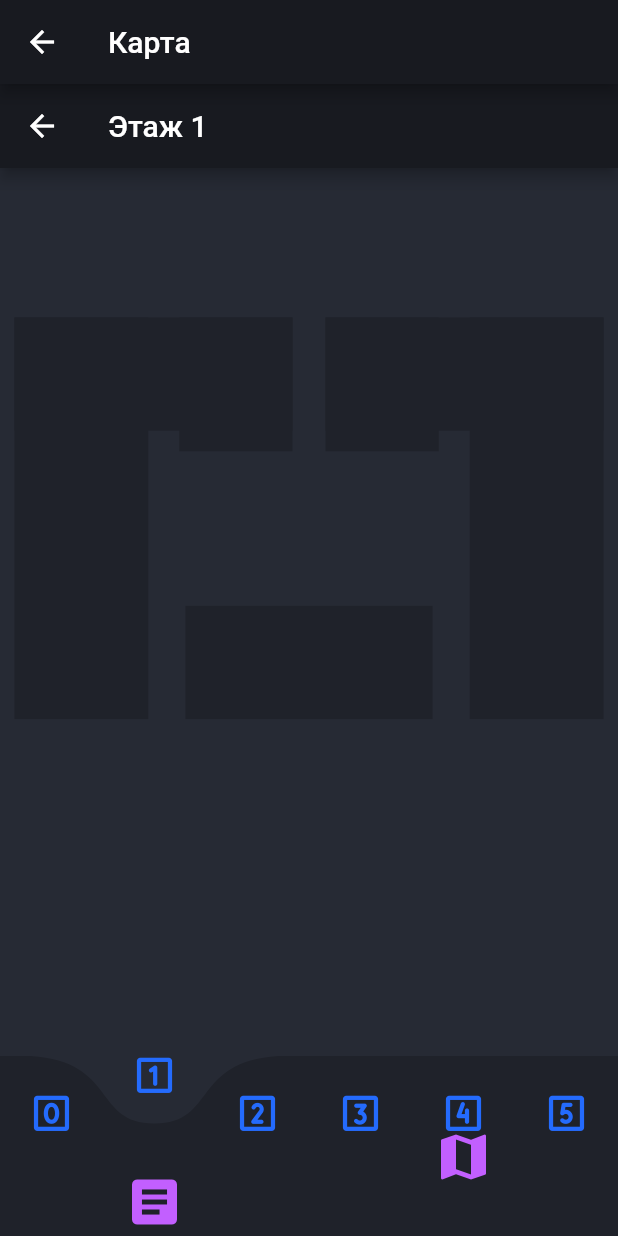
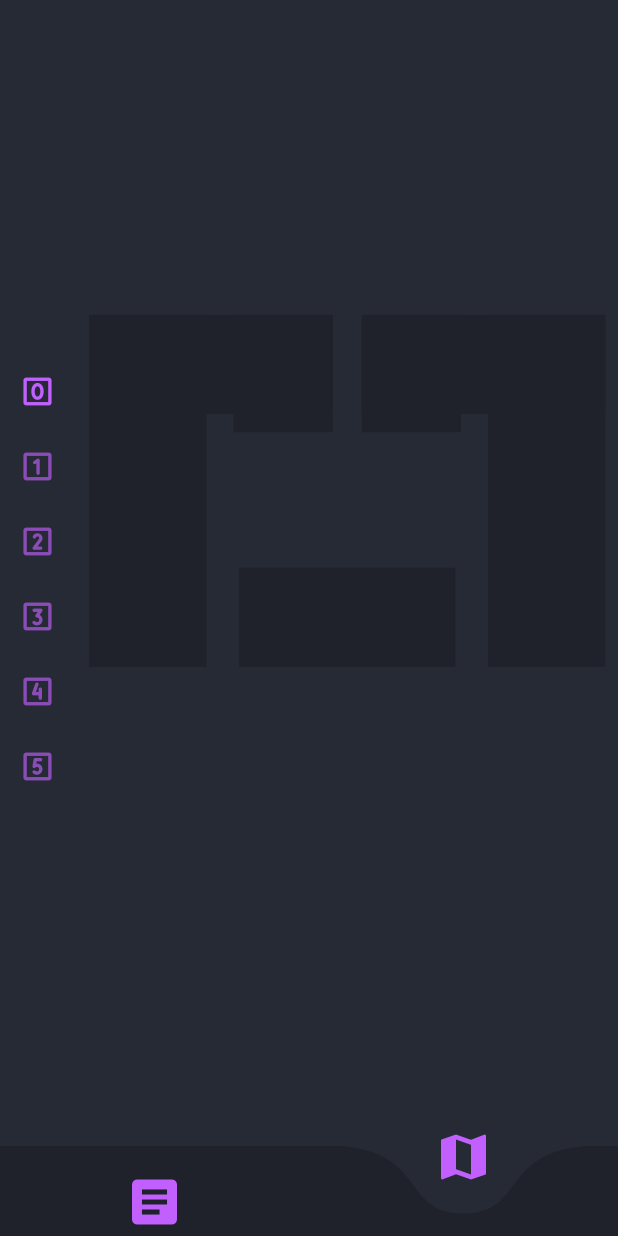
Before and after one commit to hitfot/finashka_map, a Flutter app: the Pages screen opened directly, item 2 of the bottom bar chosen, on a phone screen of 412 x 824 dp. Run offline on Flutter 3.47's test engine with Material 2 defaults, Android fonts, the phone set to English and light mode, and no system bars; drawn by our look-alikes of curved_navigation_bar; our stand-ins replace flutter_svg.

Commit message:
Практически готова карта.

```diff
--- a/lib/presentation/pages/Home.dart
+++ b/lib/presentation/pages/Home.dart
@@ -50,7 +50,7 @@ class Pages extends StatefulWidget {
 
 class _PagesState extends State<Pages> {
   int _activePage = 0;
-  final List<Widget> _tabItems = [const SchedulePage(), MapPage(1)];
+  final List<Widget> _tabItems = [const SchedulePage(), MapPage(0)];
 
   _PagesState(int SelectedPage){
     _activePage = SelectedPage;
@@ -72,7 +72,7 @@ class _PagesState extends State<Pages> {
         ],
         color: DarkThemeColors.background03,
         buttonBackgroundColor: Colors.transparent,
-        backgroundColor: DarkThemeColors.background03,
+        backgroundColor: DarkThemeColors.background02,
         animationCurve: Curves.easeInOut,
         animationDuration: const Duration(milliseconds: 600),
         onTap: (index) {
--- a/lib/presentation/pages/floors.dart
+++ b/lib/presentation/pages/floors.dart
@@ -8,20 +8,20 @@ class Floor0 extends StatelessWidget {
   @override
   Widget build(BuildContext context) {
     return Scaffold(
-        appBar: AppBar(
-            title: const Text('Этаж 0'),
-            backgroundColor: DarkThemeColors.background01
-        ),
         backgroundColor: DarkThemeColors.background02,
         body: Center(
             child: Container(
               height: double.infinity,
               width: double.infinity,
               color: Colors.transparent,
-              child: SvgPicture.asset(
-                'assets/map/demo0.svg',
-                color: DarkThemeColors.background03,
-                width: 100,),
+              child: InteractiveViewer(
+                minScale: 0.5,
+                maxScale: 1.5,
+                child: SvgPicture.asset(
+                  'assets/map/demo0.svg',
+                  color: DarkThemeColors.background03,
+                  width: 100,),
+              )
             )
         )
     );
--- a/lib/presentation/pages/map.dart
+++ b/lib/presentation/pages/map.dart
@@ -1,8 +1,8 @@
 import 'package:finashka_map/presentation/Icons/new_icons_icons.dart';
 import 'package:finashka_map/presentation/pages/floors.dart';
+import 'package:flutter/cupertino.dart';
 import 'package:flutter/material.dart';
 import 'package:finashka_map/presentation/colors.dart';
-import 'package:curved_navigation_bar/curved_navigation_bar.dart';
 
 class MapPage extends StatefulWidget {
   @override
@@ -18,41 +18,58 @@ class _MapPageState extends State<MapPage>{
   _MapPageState(int SelectedFloor){
     _activeFloor = SelectedFloor;
   }
-  final GlobalKey<CurvedNavigationBarState> _SecbottomNavigationKey = GlobalKey();
 
   @override
   Widget build(BuildContext context) {
     return Scaffold(
-      appBar: AppBar(
-          title: const Text('Карта'),
-          backgroundColor: DarkThemeColors.background01
+      backgroundColor: DarkThemeColors.background02,
+      body: Row(
+        children: <Widget>[
+          NavigationRail(
+            backgroundColor: Colors.transparent,
+            selectedIndex: _activeFloor,
+            onDestinationSelected: (int index) {
+              setState(() {
+                _activeFloor = index;
+              });
+              },
+            minWidth: 50,
+            groupAlignment: 0,
+            destinations: const <NavigationRailDestination>[
+              NavigationRailDestination(
+                icon: Icon(NewIcons.number_square_zero_bold_svgrepo_com, color: DarkThemeColors.secondary,),
+                label: Text(''),
+              ),
+              NavigationRailDestination(
+                icon: Icon(NewIcons.number_square_one_bold_svgrepo_com_1, color: DarkThemeColors.secondary,),
+                label: Text(''),
+              ),
+              NavigationRailDestination(
+                icon: Icon(NewIcons.number_square_two_bold_svgrepo_com, color: DarkThemeColors.secondary,),
+                label: Text(''),
+              ),
+              NavigationRailDestination(
+                icon: Icon(NewIcons.number_square_three_bold_svgrepo_com, color: DarkThemeColors.secondary,),
+                label: Text(''),
+              ),
+              NavigationRailDestination(
+                icon: Icon(NewIcons.number_square_four_bold_svgrepo_com, color: DarkThemeColors.secondary,),
+                label: Text(''),
+              ),
+              NavigationRailDestination(
+                icon: Icon(NewIcons.number_square_five_bold_svgrepo_com, color: DarkThemeColors.secondary,),
+                label: Text(''),
+              ),
+            ],
+          ),
+          const VerticalDivider(thickness: 1, width: 1, color: DarkThemeColors.background02,),
+          Expanded(
+              child: Center(
+                child: _Floors[_activeFloor],
+              )
+          )
+        ],
       ),
-      backgroundColor: DarkThemeColors.background02,
-      bottomNavigationBar: CurvedNavigationBar(
-        key: _SecbottomNavigationKey,
-        index: _activeFloor,
-        height: 60.0,
-        items: const <Widget>[
-          Icon(NewIcons.number_square_zero_bold_svgrepo_com, size: 30, color: DarkThemeColors.primary,),
-          Icon(NewIcons.number_square_one_bold_svgrepo_com_1, size: 30, color: DarkThemeColors.primary,),
-          Icon(NewIcons.number_square_two_bold_svgrepo_com, size: 30, color: DarkThemeColors.primary,),
-          Icon(NewIcons.number_square_three_bold_svgrepo_com, size: 30, color: DarkThemeColors.primary,),
-          Icon(NewIcons.number_square_four_bold_svgrepo_com, size: 30, color: DarkThemeColors.primary,),
-          Icon(NewIcons.number_square_five_bold_svgrepo_com, size: 30, color: DarkThemeColors.primary,),
-        ],
-        color: DarkThemeColors.background03,
-        buttonBackgroundColor: Colors.transparent,
-        backgroundColor: DarkThemeColors.background02,
-        animationCurve: Curves.easeInOut,
-        animationDuration: const Duration(milliseconds: 600),
-        onTap: (index) {
-          setState(() {
-            _activeFloor = index;
-          });
-        },
-        letIndexChange: (index) => true,
-      ),
-      body: _Floors[_activeFloor],
     );
   }
 }
```
